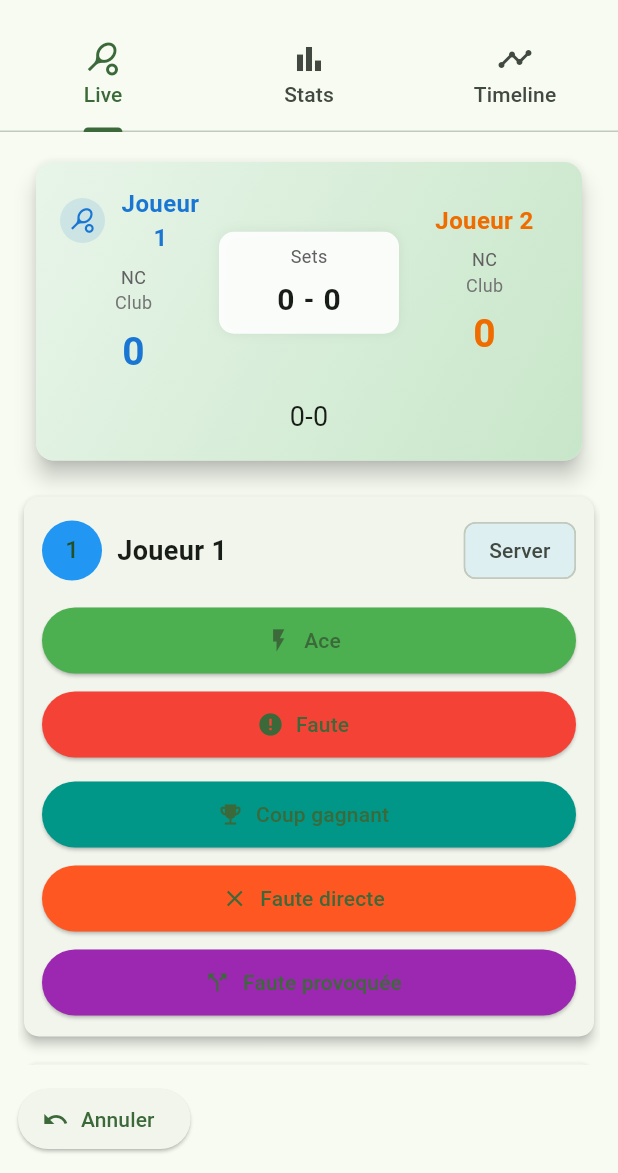
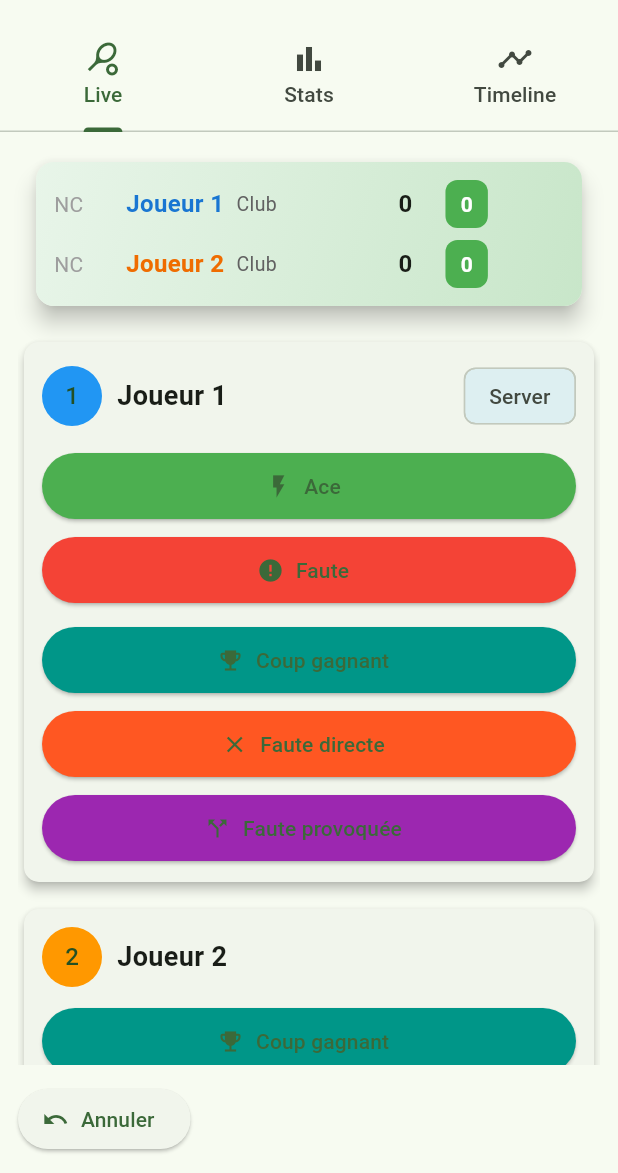
Before and after one commit to deruyter/flutter_application_1, a Flutter app: the screen it shows after launch, after a tap on "Démarrer le match", on a phone screen of 412 x 824 dp, the part 63-1236 px from its top. Run offline on Flutter 3.47's test engine with Material 3 defaults, Android fonts, the phone set to English and light mode, and no system bars.

Commit message:
Improvement scoreboard

```diff
--- a/lib/src/state/match_controller.dart
+++ b/lib/src/state/match_controller.dart
@@ -44,6 +44,12 @@ class MatchController {
   ///
   /// The event is appended to `events` and then processed via `_applyEvent`.
   void addEvent(MatchEvent event) {
+    // If the match has already finished, ignore further events. This keeps
+    // the recorded event history consistent and prevents continuing play
+    // after a match-winning condition has been reached. `undoLastEvent`
+    // can still remove the final event, allowing replay.
+    if (matchFinished) return;
+
     events.add(event);
     _applyEvent(event);
   }
--- a/lib/src/widgets/scoreboard.dart
+++ b/lib/src/widgets/scoreboard.dart
@@ -13,7 +13,7 @@ class Scoreboard extends StatelessWidget {
       margin: const EdgeInsets.symmetric(horizontal: 12, vertical: 8),
       shape: RoundedRectangleBorder(borderRadius: BorderRadius.circular(12)),
       child: Container(
-        padding: const EdgeInsets.all(16),
+        padding: const EdgeInsets.all(12),
         decoration: BoxDecoration(
           gradient: LinearGradient(
             colors: [Colors.green.shade50, Colors.green.shade100],
@@ -24,181 +24,139 @@ class Scoreboard extends StatelessWidget {
         ),
         child: Column(
           children: [
-            // Noms et points
-            Row(
-              crossAxisAlignment: CrossAxisAlignment.center,
-              children: [
-                Expanded(child: _playerColumn(0)),
-                _centerScoreCard(),
-                Expanded(child: _playerColumn(1)),
-              ],
-            ),
-            const SizedBox(height: 12),
-            // Sets joués
-            _setScores(),
+            // Two rows: one per player. Columns: rank | name | club | set scores | current point
+            _playerRow(0),
+            const SizedBox(height: 8),
+            _playerRow(1),
           ],
         ),
       ),
     );
   }
 
-  /// Column affichant le joueur, son nom et un indicateur de serveur
-  Widget _playerColumn(int playerIndex) {
+  Widget _playerRow(int playerIndex) {
+    final rank =
+        playerIndex == 0
+            ? (controller.config.player1Rank ?? '')
+            : (controller.config.player2Rank ?? '');
+    final club =
+        playerIndex == 0
+            ? (controller.config.player1Club ?? '')
+            : (controller.config.player2Club ?? '');
+
     final name =
         playerIndex == 0
             ? controller.config.player1Name
             : controller.config.player2Name;
-    final isServer = controller.currentServerIndex == playerIndex;
-    final pointsDisplay =
-        controller.inTieBreak
-            ? controller.tieBreakPoints[playerIndex].toString()
-            : _pointToString(controller.currentPoints[playerIndex]);
 
     final color =
         playerIndex == 0 ? Colors.blue.shade700 : Colors.orange.shade800;
 
-    return Column(
+    return Row(
       crossAxisAlignment: CrossAxisAlignment.center,
       children: [
-        Row(
-          mainAxisAlignment: MainAxisAlignment.center,
-          children: [
-            if (isServer)
-              Container(
-                margin: const EdgeInsets.only(right: 6),
-                padding: const EdgeInsets.all(6),
-                decoration: BoxDecoration(
-                  color: color.withAlpha((0.12 * 255).round()),
-                  shape: BoxShape.circle,
+        // Rank column (fixed width)
+        SizedBox(
+          width: 40,
+          child: Text(
+            rank,
+            style: const TextStyle(fontSize: 14, color: Colors.grey),
+            textAlign: TextAlign.left,
           ),
-                child: Icon(Icons.sports_tennis, size: 18, color: color),
         ),
+        const SizedBox(width: 8),
+
+        // Name (limit width so following columns stay adjacent)
         Flexible(
+          child: ConstrainedBox(
+            constraints: const BoxConstraints(maxWidth: 220),
             child: Text(
               name,
-                textAlign: TextAlign.center,
               style: TextStyle(
                 fontSize: 16,
                 fontWeight: FontWeight.bold,
                 color: color,
               ),
+              overflow: TextOverflow.ellipsis,
             ),
           ),
-          ],
         ),
-        const SizedBox(height: 6),
-        // show rank and club if provided
-        if ((playerIndex == 0 && controller.config.player1Rank != null) ||
-            (playerIndex == 1 && controller.config.player2Rank != null))
-          Text(
-            playerIndex == 0
-                ? (controller.config.player1Rank ?? '')
-                : (controller.config.player2Rank ?? ''),
-            style: TextStyle(fontSize: 12, color: Colors.grey[700]),
-          ),
-        if ((playerIndex == 0 && controller.config.player1Club != null) ||
-            (playerIndex == 1 && controller.config.player2Club != null))
-          Text(
-            playerIndex == 0
-                ? (controller.config.player1Club ?? '')
-                : (controller.config.player2Club ?? ''),
-            style: TextStyle(fontSize: 12, color: Colors.grey[600]),
-          ),
-        const SizedBox(height: 6),
-        Text(
-          pointsDisplay,
-          style: TextStyle(
-            fontSize: 26,
-            fontWeight: FontWeight.bold,
-            color: color,
+        const SizedBox(width: 8),
+
+        // Club (compact)
+        SizedBox(
+          width: 100,
+          child: Text(
+            club,
+            style: TextStyle(fontSize: 13, color: Colors.grey[700]),
+            overflow: TextOverflow.ellipsis,
           ),
         ),
+        const SizedBox(width: 8),
+
+        // Per-set scores: compact, left-aligned and adjacent to club
+        Row(
+          mainAxisSize: MainAxisSize.min,
+          children: List.generate(controller.score.sets.length, (i) {
+            final s = controller.score.sets[i];
+            final val = playerIndex == 0 ? s.gamesP1 : s.gamesP2;
+            return Padding(
+              padding: const EdgeInsets.only(right: 10.0),
+              child: Text(
+                val.toString(),
+                style: const TextStyle(
+                  fontSize: 16,
+                  fontWeight: FontWeight.bold,
+                ),
+              ),
+            );
+          }),
+        ),
+
+        const SizedBox(width: 12),
+        // Current point badge
+        _pointBadge(playerIndex),
       ],
     );
   }
 
-  Widget _centerScoreCard() {
+  Widget _pointBadge(int playerIndex) {
+    final display =
+        controller.inTieBreak
+            ? controller.tieBreakPoints[playerIndex].toString()
+            : _pointToString(controller.currentPoints[playerIndex]);
+
     return Container(
-      width: 120,
-      margin: const EdgeInsets.symmetric(horizontal: 8),
-      padding: const EdgeInsets.symmetric(vertical: 8, horizontal: 12),
+      padding: const EdgeInsets.symmetric(horizontal: 10, vertical: 6),
       decoration: BoxDecoration(
-        color: Colors.white.withAlpha((0.9 * 255).round()),
-        borderRadius: BorderRadius.circular(10),
-        boxShadow: [
-          BoxShadow(
-            color: Colors.black.withAlpha((0.06 * 255).round()),
-            blurRadius: 6,
+        color: Colors.green.shade500,
+        borderRadius: BorderRadius.circular(8),
       ),
-        ],
+      child: Text(
+        display,
+        style: const TextStyle(
+          fontSize: 14,
+          fontWeight: FontWeight.bold,
+          color: Colors.white,
         ),
-      child: Column(
-        children: [
-          Text('Sets', style: TextStyle(fontSize: 12, color: Colors.grey[700])),
-          const SizedBox(height: 6),
-          Row(
-            mainAxisAlignment: MainAxisAlignment.center,
-            children: [
-              Text(
-                controller.score.sets.last.gamesP1.toString(),
-                style: const TextStyle(
-                  fontSize: 20,
-                  fontWeight: FontWeight.bold,
-                ),
-              ),
-              const Padding(
-                padding: EdgeInsets.symmetric(horizontal: 6.0),
-                child: Text(
-                  '-',
-                  style: TextStyle(fontSize: 18, fontWeight: FontWeight.bold),
-                ),
-              ),
-              Text(
-                controller.score.sets.last.gamesP2.toString(),
-                style: const TextStyle(
-                  fontSize: 20,
-                  fontWeight: FontWeight.bold,
-                ),
-              ),
-            ],
-          ),
-        ],
       ),
     );
   }
 
-  /// Affichage des sets
-  Widget _setScores() {
-    return Row(
-      mainAxisAlignment: MainAxisAlignment.center,
-      children: [
-        for (var set in controller.score.sets)
-          Padding(
-            padding: const EdgeInsets.symmetric(horizontal: 6),
-            child: Text(
-              "${set.gamesP1}-${set.gamesP2}",
-              style: const TextStyle(fontSize: 18),
-            ),
-          ),
-      ],
-    );
-  }
-
-  /// Conversion des points en tennis normal
   String _pointToString(int pts) {
     switch (pts) {
       case 0:
-        return "0";
+        return '0';
       case 1:
-        return "15";
+        return '15';
       case 2:
-        return "30";
+        return '30';
       case 3:
-        return "40";
+        return '40';
       case 4:
-        return "Av.";
+        return 'Av.';
       default:
-        return "";
+        return '';
     }
   }
 }
```
Lines whose indentation alone changed are shown as unchanged.
